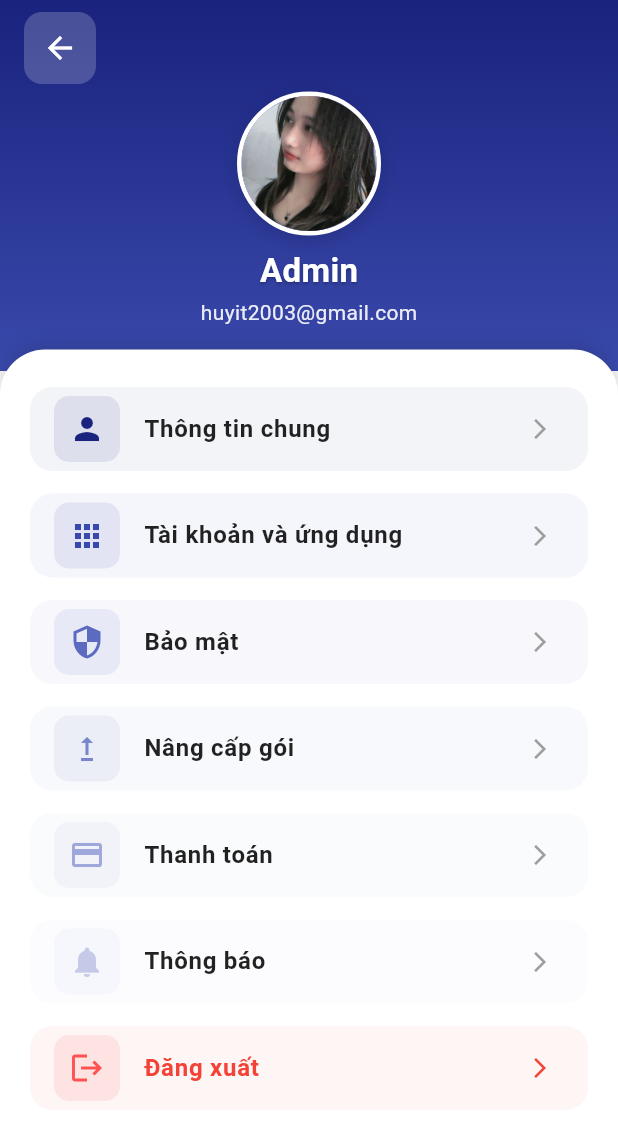
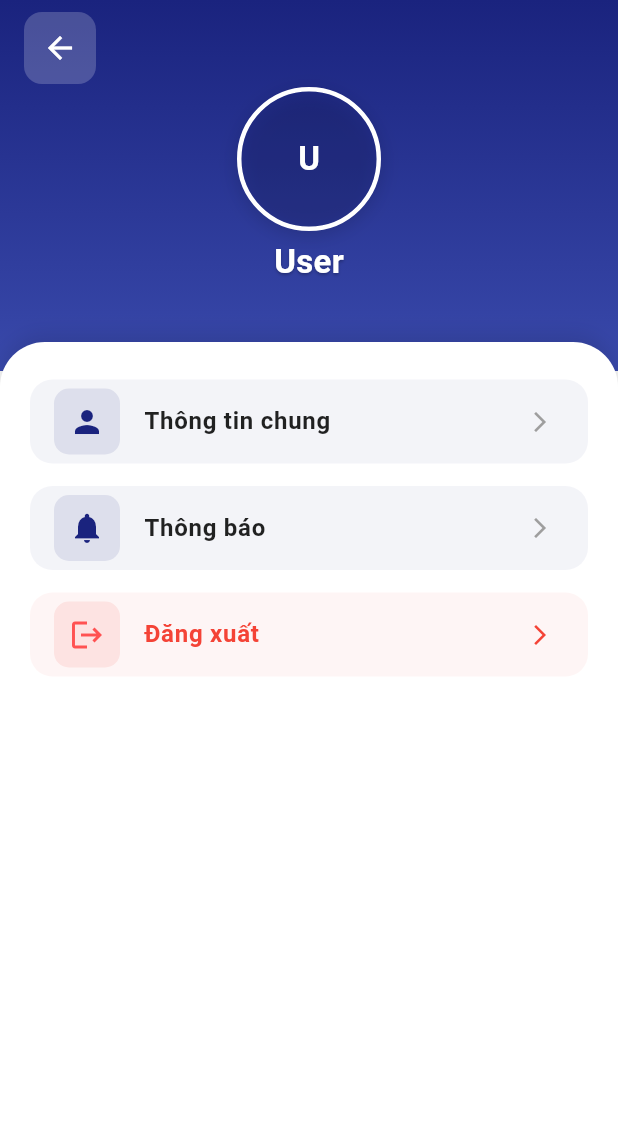
Before and after one commit to server-craftsman/swd392-mobile-electrical-preorder-system, a Flutter app: the ProfilePage screen opened directly, on a phone screen of 412 x 824 dp. Shown: the top 1140 px of the screen. Run offline on Flutter 3.47's test engine with Material 3 defaults, Android fonts, the phone set to English and light mode, and no system bars; our stand-ins replace dio, firebase_core, firebase_messaging, flutter_local_notifications, flutter_svg, go_router and 2 more; missing offline and left inert: firebase_app_installations; accounts and stored records are empty; project files that could hold a hidden picture were left out.

Commit message:
[NguyenDanHuy_21.03.2025] feat: Enhance profile page with user details and loading state management
- Integrated user detail fetching from the API based on decoded access token.
- Added loading state management to improve user experience during data retrieval.
- Implemented initials display for user avatars when no image is available.
- Refactored profile options to include navigation to user details page.
- Improved error handling for user data loading and API calls.

```diff
--- a/lib/features/profile/profile_page.dart
+++ b/lib/features/profile/profile_page.dart
@@ -3,6 +3,9 @@ import 'package:go_router/go_router.dart';
 import 'package:mobile_electrical_preorder_system/core/middleware/token_middleware.dart';
 import 'package:mobile_electrical_preorder_system/core/utils/helper.dart';
 import 'package:shared_preferences/shared_preferences.dart';
+import 'package:mobile_electrical_preorder_system/core/network/user/user_network.dart';
+import 'package:mobile_electrical_preorder_system/core/network/user/res/index.dart';
+import 'package:mobile_electrical_preorder_system/features/profile/partials/details.dart';
 
 class ProfilePage extends StatefulWidget {
   @override
@@ -11,7 +14,9 @@ class ProfilePage extends StatefulWidget {
 
 class _ProfilePageState extends State<ProfilePage> {
   Map<String, dynamic>? userData;
+  User? _currentUser;
   bool _isLoading = true;
+  final UserNetwork _userNetwork = UserNetwork();
 
   @override
   void initState() {
@@ -26,14 +31,41 @@ class _ProfilePageState extends State<ProfilePage> {
   }
 
   Future<void> _loadUserData() async {
+    setState(() {
+      _isLoading = true;
+    });
+
+    try {
       final accessToken = await TokenService.getAccessToken();
       if (accessToken != null) {
         final decodedToken = await TokenService.decodeAccessToken(accessToken);
+
         if (mounted) {
           setState(() {
             userData = decodedToken;
+          });
+        }
+
+        // Lấy ID người dùng từ token đã giải mã
+        final userId = decodedToken != null ? decodedToken['id'] : null;
+        if (userId != null) {
+          try {
+            // Gọi API để lấy thông tin chi tiết của người dùng
+            final user = await _userNetwork.getUserById(userId);
+
+            if (mounted) {
+              setState(() {
+                _currentUser = user;
                 _isLoading = false;
               });
+            }
+          } catch (e) {
+            print('Error fetching user details: $e');
+            if (mounted) {
+              setState(() {
+                _isLoading = false;
+              });
+            }
           }
         } else {
           if (mounted) {
@@ -42,11 +74,39 @@ class _ProfilePageState extends State<ProfilePage> {
             });
           }
         }
+      } else {
+        if (mounted) {
+          setState(() {
+            _isLoading = false;
+          });
+        }
+      }
+    } catch (e) {
+      print('Error loading user data: $e');
+      if (mounted) {
+        setState(() {
+          _isLoading = false;
+        });
+      }
+    }
+  }
+
+  String _getInitials(String name) {
+    if (name.isEmpty) return '';
+
+    List<String> nameParts = name.split(' ');
+    if (nameParts.length > 1) {
+      return nameParts.first[0].toUpperCase() + nameParts.last[0].toUpperCase();
+    } else {
+      return nameParts.first[0].toUpperCase();
+    }
   }
 
   @override
   Widget build(BuildContext context) {
     String? userRole = userData?['role'];
+    String fullName = _currentUser?.fullname ?? userData?['fullName'] ?? 'User';
+    String email = _currentUser?.email ?? userData?['email'] ?? '';
 
     return Scaffold(
       body:
@@ -75,11 +135,20 @@ class _ProfilePageState extends State<ProfilePage> {
 
                   // Main content
                   SafeArea(
+                    child: RefreshIndicator(
+                      onRefresh: _loadUserData,
+                      color: Color(0xFF1A237E),
+                      backgroundColor: Colors.white,
+                      strokeWidth: 5,
+                      displacement: 60,
                       child: Column(
                         children: [
                           // Back button
                           Padding(
-                          padding: const EdgeInsets.only(left: 16.0, top: 8.0),
+                            padding: const EdgeInsets.only(
+                              left: 16.0,
+                              top: 8.0,
+                            ),
                             child: Align(
                               alignment: Alignment.topLeft,
                               child: Container(
@@ -93,11 +162,7 @@ class _ProfilePageState extends State<ProfilePage> {
                                     color: Colors.white,
                                   ),
                                   onPressed: () {
-                                  if (userRole == 'ROLE_ADMIN') {
                                     GoRouter.of(context).pop();
-                                  } else {
-                                    GoRouter.of(context).pop();
-                                  }
                                   },
                                   tooltip: 'Quay lại',
                                 ),
@@ -110,7 +175,7 @@ class _ProfilePageState extends State<ProfilePage> {
                             padding: const EdgeInsets.symmetric(horizontal: 10),
                             child: Column(
                               children: [
-                              SizedBox(height: 5),
+                                SizedBox(height: 2),
                                 // User avatar with border
                                 Container(
                                   decoration: BoxDecoration(
@@ -127,20 +192,39 @@ class _ProfilePageState extends State<ProfilePage> {
                                       ),
                                     ],
                                   ),
-                                child: CircleAvatar(
-                                  radius: 45, // Reduced from 60
-                                  backgroundImage: AssetImage(
-                                    'assets/images/Tham-Nho/tham3.jpg',
+                                  child:
+                                      _currentUser != null &&
+                                              _currentUser!.avatar.isNotEmpty
+                                          ? CircleAvatar(
+                                            radius: 45,
+                                            backgroundImage: NetworkImage(
+                                              _currentUser!.avatar,
+                                            ),
+                                            backgroundColor: Color(
+                                              0xFF1A237E,
+                                            ).withOpacity(0.1),
+                                          )
+                                          : CircleAvatar(
+                                            radius: 45,
+                                            backgroundColor: Color(
+                                              0xFF1A237E,
+                                            ).withOpacity(0.2),
+                                            child: Text(
+                                              _getInitials(fullName),
+                                              style: TextStyle(
+                                                fontSize: 22,
+                                                fontWeight: FontWeight.bold,
+                                                color: Colors.white,
                                               ),
                                             ),
                                           ),
-                              SizedBox(height: 8),
+                                ),
+                                SizedBox(height: 5),
                                 // User name
                                 Text(
-                                userData?['fullName'] ??
-                                    'Admin', // Changed default text
+                                  fullName,
                                   style: TextStyle(
-                                  fontSize: 22, // Reduced from 26
+                                    fontSize: 22,
                                     fontWeight: FontWeight.bold,
                                     color: Colors.white,
                                     shadows: [
@@ -155,13 +239,13 @@ class _ProfilePageState extends State<ProfilePage> {
                                 SizedBox(height: 2),
                                 // User email
                                 Text(
-                                userData?['email'] ?? 'huyit2003@gmail.com',
+                                  email,
                                   style: TextStyle(
-                                  fontSize: 14, // Reduced from 16
+                                    fontSize: 14,
                                     color: Colors.white.withOpacity(0.9),
                                   ),
                                 ),
-                              SizedBox(height: 15), // Reduced from 20
+                                SizedBox(height: 15),
                               ],
                             ),
                           ),
@@ -193,29 +277,9 @@ class _ProfilePageState extends State<ProfilePage> {
                                     color: Color(0xFF1A237E),
                                   ),
                                   _buildProfileOption(
-                                  icon: Icons.apps,
-                                  title: 'Tài khoản và ứng dụng',
-                                  color: Color(0xFF3949AB),
-                                ),
-                                _buildProfileOption(
-                                  icon: Icons.security,
-                                  title: 'Bảo mật',
-                                  color: Color(0xFF5C6BC0),
-                                ),
-                                _buildProfileOption(
-                                  icon: Icons.upgrade,
-                                  title: 'Nâng cấp gói',
-                                  color: Color(0xFF7986CB),
-                                ),
-                                _buildProfileOption(
-                                  icon: Icons.payment,
-                                  title: 'Thanh toán',
-                                  color: Color(0xFF9FA8DA),
-                                ),
-                                _buildProfileOption(
                                     icon: Icons.notifications,
                                     title: 'Thông báo',
-                                  color: Color(0xFFC5CAE9),
+                                    color: Color(0xFF1A237E),
                                   ),
                                   _buildProfileOption(
                                     icon: Icons.logout,
@@ -228,6 +292,7 @@ class _ProfilePageState extends State<ProfilePage> {
                             ),
                           ),
                         ],
+                      ),
                     ),
                   ),
                 ],
@@ -274,6 +339,17 @@ class _ProfilePageState extends State<ProfilePage> {
         onTap: () {
           if (isLogout) {
             _logout();
+          } else if (title == 'Thông tin chung') {
+            // Lấy userId từ userData hoặc _currentUser
+            String? userId = _currentUser?.id ?? userData?['id'];
+
+            // Điều hướng đến trang chi tiết thông tin người dùng
+            Navigator.push(
+              context,
+              MaterialPageRoute(
+                builder: (context) => UserProfileDetailsPage(userId: userId),
+              ),
+            );
           }
           // Handle other options
         },
```
Also changed, not shown: lib/features/profile/partials/details.dart (added, +514 -0 lines). Lines whose indentation alone changed are shown as unchanged.
